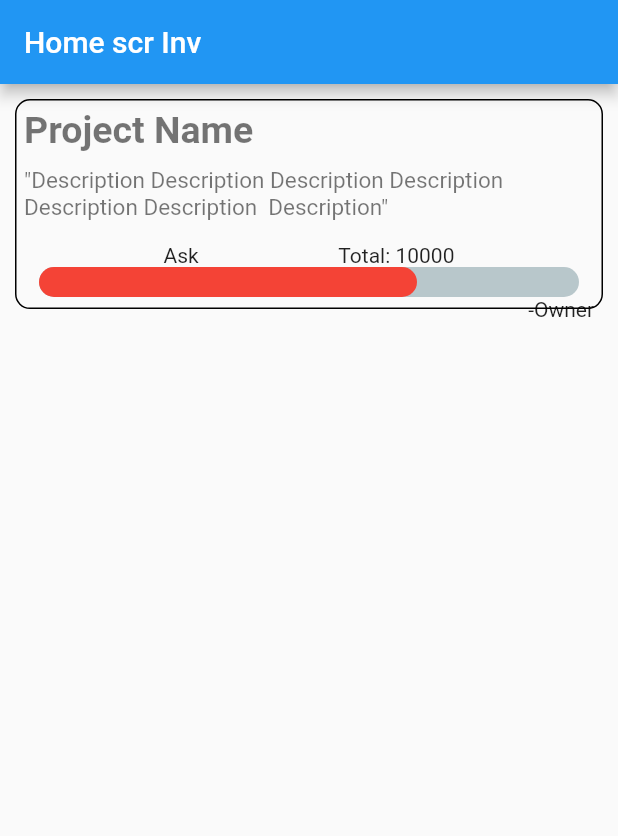
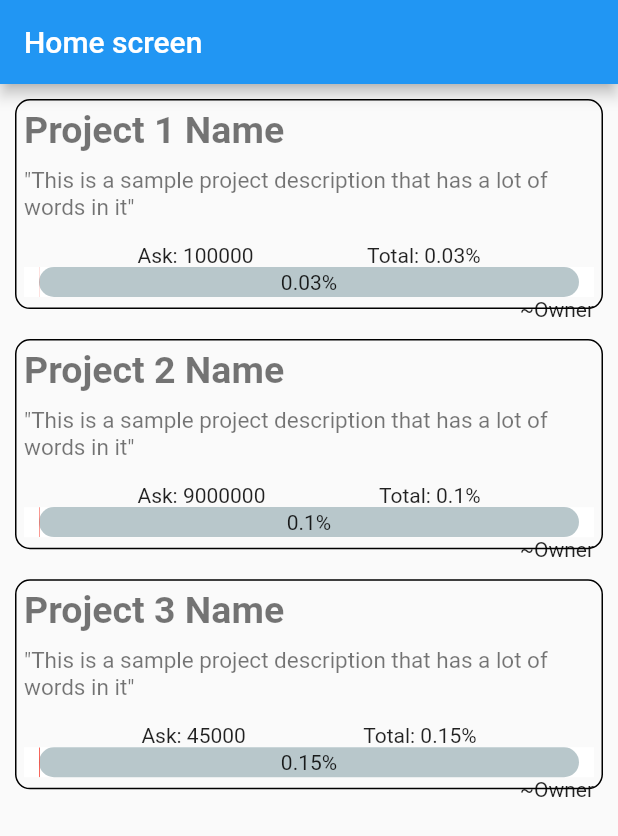
Before and after one commit to PBL-1F12022/Flutter-App, a Flutter app: the screen it shows after launch, on a phone screen of 412 x 824 dp. Shown: the top 836 px of the screen. Run offline on Flutter 3.47's test engine with Material 2 defaults, Android fonts, the phone set to English and light mode, and no system bars; drawn by our look-alikes of percent_indicator.

Commit message:
Listview Added.

```diff
--- a/lib/Screens/home_scr_investor.dart
+++ b/lib/Screens/home_scr_investor.dart
@@ -2,15 +2,32 @@
 
 import 'package:flutter/material.dart';
 import 'package:pbl2022_app/Widgets/Entr_profile_card.dart';
+import 'package:pbl2022_app/constants/test_project_idea_list.dart';
+import 'package:pbl2022_app/models/project_pitch.dart';
 
 class HomeScreenInvestor extends StatelessWidget {
+  final List<ProjectIdea> projects = getList;
+
+  // const HomeScreenInvestor(this.projects);
   @override
   Widget build(BuildContext context) {
-    return Scaffold(
-      appBar: AppBar(
-        title: Text('Home scr Inv'),
+    return SafeArea(
+      child: Scaffold(
+        appBar: AppBar(
+          title: Text('Home screen'),
+        ),
+        body: ListView.builder(
+          itemCount: projects.length,
+          itemBuilder: (context, index) => EntrProfileCard(
+            askingPrice: projects[index].askingPrice,
+            description: projects[index].description,
+            equity: projects[index].equity,
+            id: projects[index].id,
+            owner: projects[index].owner,
+            projName: projects[index].name,
+          ),
+        ),
       ),
-      body: EntrProfileCard(),
     );
   }
 }
--- a/lib/Widgets/Entr_profile_card.dart
+++ b/lib/Widgets/Entr_profile_card.dart
@@ -1,17 +1,30 @@
-// ignore_for_file: use_key_in_widget_constructors, prefer_const_literals_to_create_immutables, avoid_unnecessary_containers, prefer_const_constructors
+// ignore_for_file: use_key_in_widget_constructors, prefer_const_literals_to_create_immutables, avoid_unnecessary_containers, prefer_const_constructors, prefer_const_constructors_in_immutables
 
 import 'package:flutter/material.dart';
-
 import 'package:percent_indicator/linear_percent_indicator.dart';
 
 class EntrProfileCard extends StatelessWidget {
+  late final String id;
+  late final String projName;
+  late final String description;
+  late final int askingPrice;
+  late final double equity;
+  late final String owner;
+  EntrProfileCard({
+    this.askingPrice = 0,
+    this.description = "",
+    this.equity = 0,
+    this.id = "",
+    this.owner = "",
+    this.projName = "",
+  });
   @override
   Widget build(BuildContext context) {
     final mediaQuery = MediaQuery.of(context);
     final theme = Theme.of(context);
     return Container(
-      margin: EdgeInsets.all(10),
-      padding: EdgeInsets.all(5),
+      margin: const EdgeInsets.all(10),
+      padding: const EdgeInsets.all(5),
       width: double.infinity,
       height: (mediaQuery.size.height) * (17 / 100),
       decoration: BoxDecoration(
@@ -22,46 +35,68 @@ class EntrProfileCard extends StatelessWidget {
         child: Column(
           mainAxisAlignment: MainAxisAlignment.spaceEvenly,
           children: <Widget>[
-            Align(
-              alignment: Alignment.topLeft,
-              child: Text(
-                'Project Name',
-                style: theme.textTheme.headline1,
-              ),
-            ),
+            projectText(theme),
             const SizedBox(height: 10),
-            Align(
-              alignment: Alignment.center,
-              child: Text(
-                '"Description Description Description Description Description Description  Description"',
-                style: theme.textTheme.headline2,
-                maxLines: 2,
-                overflow: TextOverflow.clip,
-              ),
-            ),
+            descriptionText(theme),
             const SizedBox(height: 15),
             Row(
               mainAxisAlignment: MainAxisAlignment.spaceEvenly,
               children: <Widget>[
-                Text('Ask'),
-                Text('Total: ${10000}'),
+                askingPriceText(),
+                equityText(),
               ],
             ),
-            LinearPercentIndicator(
-              lineHeight: 20,
-              barRadius: Radius.circular(10),
-              percent: 0.7,
-            ),
-            Align(
-              alignment: Alignment.bottomRight,
-              child: Text(
-                '-Owner',
-                textAlign: TextAlign.right,
-              ),
-            ),
+            progressIndicator(context),
+            ownerText(),
           ],
         ),
       ),
     );
   }
+
+  Align ownerText() {
+    return Align(
+      alignment: Alignment.bottomRight,
+      child: Text(
+        '~Owner',
+        textAlign: TextAlign.right,
+      ),
+    );
+  }
+
+  LinearPercentIndicator progressIndicator(BuildContext context) {
+    return LinearPercentIndicator(
+      center: Text('$equity%'),
+      lineHeight: 20,
+      barRadius: Radius.circular(10),
+      percent: equity / 100,
+      fillColor: Theme.of(context).colorScheme.onSecondary,
+    );
+  }
+
+  Text equityText() => Text('Total: $equity%');
+
+  Text askingPriceText() => Text('Ask: $askingPrice');
+
+  Align descriptionText(ThemeData theme) {
+    return Align(
+      alignment: Alignment.center,
+      child: Text(
+        '"$description"',
+        style: theme.textTheme.headline2,
+        maxLines: 2,
+        overflow: TextOverflow.clip,
+      ),
+    );
+  }
+
+  Align projectText(ThemeData theme) {
+    return Align(
+      alignment: Alignment.topLeft,
+      child: Text(
+        projName,
+        style: theme.textTheme.headline1,
+      ),
+    );
+  }
 }
--- a/lib/constants/test_project_idea_list.dart
+++ b/lib/constants/test_project_idea_list.dart
@@ -1,4 +1,8 @@
 import '../models/project_pitch.dart';
+
+List<ProjectIdea> get getList {
+  return [...projects];
+}
 
 List projects = [
   ProjectIdea(
@@ -8,7 +12,8 @@ List projects = [
         "This is a sample project description that has a lot of words in it",
     askingPrice: 100000,
     equity: 0.03,
-      owner: "test owner"),
+    owner: "test owner",
+  ),
   ProjectIdea(
     id: "02",
     name: "Project 2 Name",
@@ -16,7 +21,8 @@ List projects = [
         "This is a sample project description that has a lot of words in it",
     askingPrice: 9000000,
     equity: 0.10,
-      owner: "test owner 2"),
+    owner: "test owner 2",
+  ),
   ProjectIdea(
     id: "03",
     name: "Project 3 Name",
@@ -24,5 +30,6 @@ List projects = [
         "This is a sample project description that has a lot of words in it",
     askingPrice: 45000,
     equity: 0.15,
-      owner: "test owner 3"),
+    owner: "test owner 3",
+  ),
 ];
--- a/lib/main.dart
+++ b/lib/main.dart
@@ -3,13 +3,15 @@
 import 'package:flutter/material.dart';
 
 import 'package:pbl2022_app/Screens/home_scr_investor.dart';
+import 'package:pbl2022_app/constants/test_project_idea_list.dart' as pl;
+import 'package:pbl2022_app/models/project_pitch.dart';
 
 void main() {
-  runApp(MyApp());
+  runApp(const MyApp());
 }
 
 class MyApp extends StatelessWidget {
-  // This widget is the root of your application.
+  const MyApp();
   @override
   Widget build(BuildContext context) {
     return MaterialApp(
--- a/lib/models/project_pitch.dart
+++ b/lib/models/project_pitch.dart
@@ -1,3 +1,5 @@
+import 'package:flutter/material.dart';
+import 'package:flutter/foundation.dart';
 class ProjectIdea {
   late String id;
   late String name;
--- a/pubspec.yaml
+++ b/pubspec.yaml
@@ -18,7 +18,7 @@ publish_to: 'none' # Remove this line if you wish to publish to pub.dev
 version: 1.0.0+1
 
 environment:
-  sdk: ">=2.1.0 <3.0.0"
+  sdk: ">=2.16.0 <3.0.0"
 
 # Dependencies specify other packages that your package needs in order to work.
 # To automatically upgrade your package dependencies to the latest versions
```
Also changed, not shown: pubspec.lock. Lines whose indentation alone changed are shown as unchanged.
